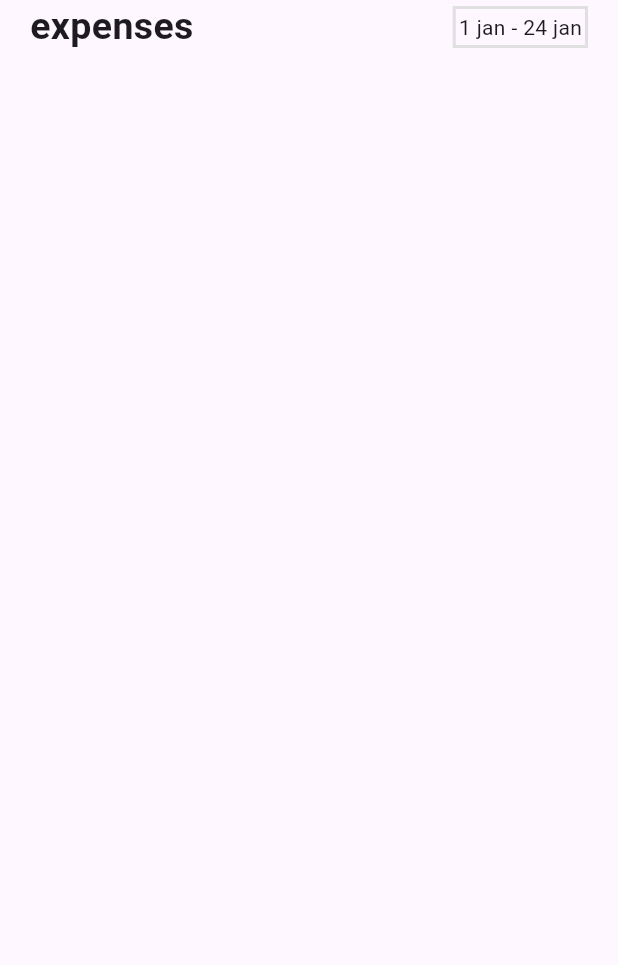
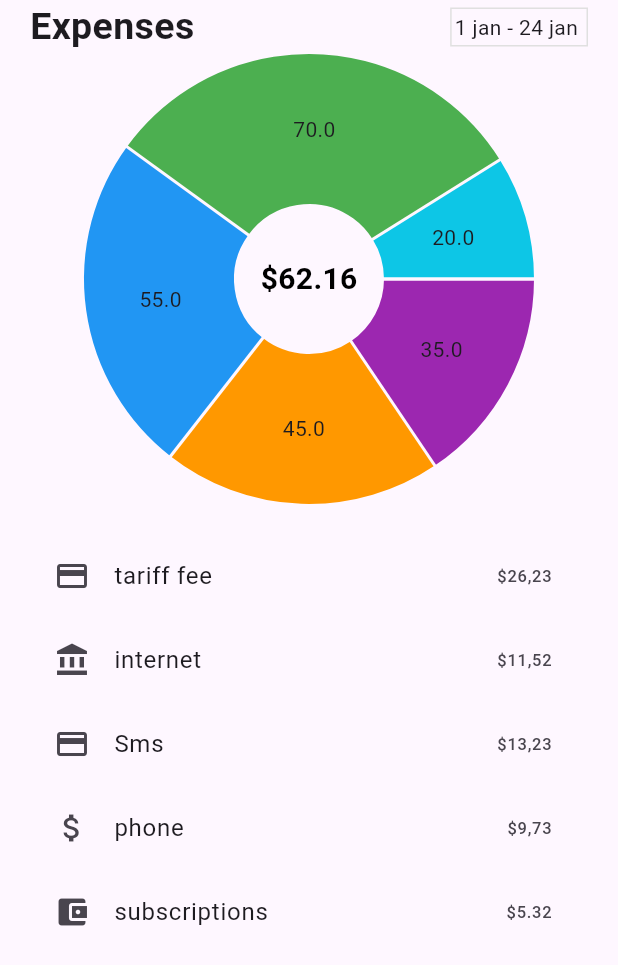
Before and after one commit to iyamujoshua/three-expense-tracker-ui, a Flutter app: the expenses screen opened by its route, on a phone screen of 412 x 824 dp. Shown: the top 965 px of the screen. Run offline on Flutter 3.47's test engine with Material 2 defaults, Android fonts, the phone set to English and light mode, and no system bars; drawn by our look-alikes of fl_chart; our stand-ins replace percent_indicator, smooth_page_indicator.

Commit message:
final push

```diff
--- a/lib/view/expenses.dart
+++ b/lib/view/expenses.dart
@@ -1,3 +1,4 @@
+import 'package:fl_chart/fl_chart.dart';
 import 'package:flutter/material.dart';
 
 class expenses extends StatefulWidget {
@@ -10,27 +11,124 @@ class expenses extends StatefulWidget {
 class _expensesState extends State<expenses> {
   @override
   Widget build(BuildContext context) {
-    return SafeArea(
-      child: Scaffold(
-         body: Padding(
+    return Scaffold(
+      body: SafeArea(
+        child: Padding(
           padding: const EdgeInsets.symmetric(horizontal: 20),
-           child: Row(
+          child: Column(
+            children: [
+              Row(
                 mainAxisAlignment: MainAxisAlignment.spaceBetween,
                 children: [
-            Text("expenses",style:TextStyle(
+                  Text("Expenses", style:TextStyle(
+                    fontWeight: FontWeight.bold,
                     fontSize: 25,
-              fontWeight: FontWeight.bold
-            ),),
+                  )),
                   Container(
                     padding: EdgeInsets.all(2),
                     decoration: BoxDecoration(
                       border: Border.all(
                         color: Color.fromARGB(255, 224, 224, 224),
-                width: 2.0
                       )
                     ),
-            child: Text("1 jan - 24 jan"))
-           ]),
+                    child: Text("1 jan - 24 jan ", style:TextStyle(
+
+                    )),
+                  ),
+                ],
+              ),
+              Center(
+  child: Container(
+    width: 300,
+    height: 300,
+    child: Stack(
+      children: [
+        PieChart(
+          PieChartData(
+            centerSpaceRadius: 50,
+            borderData: FlBorderData(show: false),
+            sectionsSpace: 2,
+            sections: [
+              PieChartSectionData(
+                value: 35,
+                color: Colors.purple,
+                radius: 100,
+              ),
+              PieChartSectionData(
+                value: 45,
+                color: Colors.orange,
+                radius: 100,
+              ),
+              PieChartSectionData(
+                value: 55,
+                color: Colors.blue,
+                radius: 100,
+              ),
+              PieChartSectionData(
+                value: 70,
+                color: Colors.green,
+                radius: 100,
+              ),
+              PieChartSectionData(
+                value: 20,
+                color: Color.fromARGB(255, 13, 198, 230),
+                radius: 100,
+              ),
+            ],
+          ),
+        ),
+        Center(
+          child: Text(
+            "\$62.16",
+            style: TextStyle(
+              fontSize: 20,
+              fontWeight: FontWeight.bold,
+              color: Colors.black,
+            ),
+          ),
+        ),
+      ],
+    ),
+  ),
+), SizedBox(height: 20,),
+
+ListTile(
+  onTap: () {},
+  leading: Icon(Icons.payment), // Use a fintech-related icon (e.g., payment)
+  title: Text("tariff fee"), // Replace with your desired title text
+  trailing: Text("\$26,23"), // Replace with your desired trailing text
+),
+ListTile(
+  onTap: () {},
+  leading: Icon(Icons.account_balance), // Use a fintech-related icon (e.g., account_balance)
+  title: Text("internet"), // Replace with your desired title text
+  trailing: Text("\$11,52"), // Replace with your desired trailing text
+),
+ListTile(
+  onTap: () {},
+  leading: Icon(Icons.credit_card), // Use a fintech-related icon (e.g., credit_card)
+  title: Text("Sms"), // Replace with your desired title text
+  trailing: Text("\$13,23"), // Replace with your desired trailing text
+),
+ListTile(
+  onTap: () {},
+  leading: Icon(Icons.attach_money), // Use a fintech-related icon (e.g., attach_money)
+  title: Text("phone"), // Replace with your desired title text
+  trailing: Text("\$9,73"), // Replace with your desired trailing text
+),
+ListTile(
+  onTap: () {},
+  leading: Icon(Icons.account_balance_wallet), // Use a fintech-related icon (e.g., account_balance_wallet)
+  title: Text("subscriptions"), // Replace with your desired title text
+  trailing: Text("\$5.32"), // Replace with your desired trailing text
+),
+
+
+
+
+
+            ],
+          ),
         ),
       ),
     );
--- a/pubspec.yaml
+++ b/pubspec.yaml
@@ -37,6 +37,7 @@ dependencies:
   cupertino_icons: ^1.0.2
   percent_indicator: ^4.2.3
   smooth_page_indicator:
+  fl_chart:
 
 dev_dependencies:
   flutter_test:
```
Also changed, not shown: lib/view/widgets/bottom_nav.dart (+12 -10 lines), lib/view/widgets/t_comp.dart (added, +75 -0 lines), pubspec.lock. Lines whose indentation alone changed are shown as unchanged.
